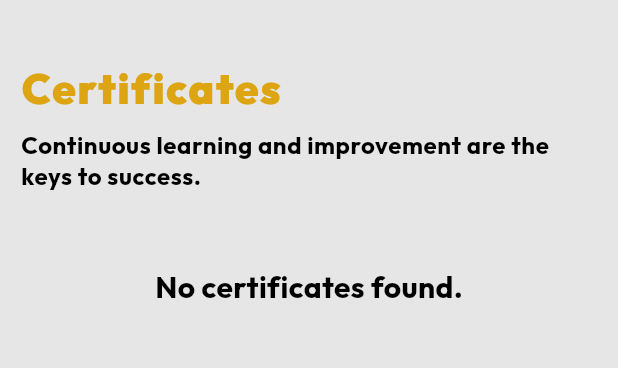
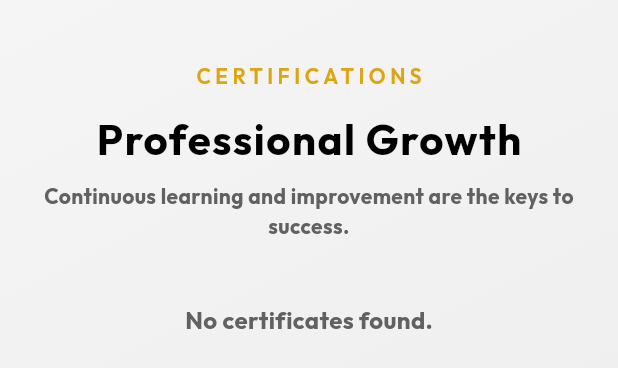
Before and after one commit to Edil-Ayehu/my_portfolio_website, a Flutter app: the CertificatesSection widget shown alone on an empty page, opened directly, on a phone screen of 412 x 824 dp. Shown: the top 368 px of the screen. Run offline on Flutter 3.47's test engine with Material 3 defaults, Android fonts, the phone set to English and light mode, and no system bars; our stand-ins replace auto_size_text, cached_network_image, carousel_slider, cloud_firestore, firebase_core, font_awesome_flutter and 3 more; missing offline and left inert: dart:html; accounts and stored records are empty; statements that could not run were skipped.

Commit message:
the UI of certificates section is modified.

```diff
--- a/lib/sections/certificates_section/certificates_section.dart
+++ b/lib/sections/certificates_section/certificates_section.dart
@@ -1,7 +1,8 @@
 import 'package:carousel_slider/carousel_slider.dart';
 import 'package:flutter/material.dart';
-import 'package:flutter_portfolio_website/widgets/section_title.dart';
+import 'package:flutter_portfolio_website/widgets/project_shimmer.dart';
 import 'package:cloud_firestore/cloud_firestore.dart';
+import 'package:shimmer/shimmer.dart';
 
 class CertificatesSection extends StatelessWidget {
   final bool isMobile;
@@ -14,74 +15,120 @@ class CertificatesSection extends StatelessWidget {
   @override
   Widget build(BuildContext context) {
     final size = MediaQuery.of(context).size;
+    bool isDarkMode = Theme.of(context).brightness == Brightness.dark;
 
     return Container(
       width: double.infinity,
-      padding: EdgeInsets.only(top: 26),
+      padding: EdgeInsets.symmetric(vertical: size.height * 0.05),
+      decoration: BoxDecoration(
+        gradient: LinearGradient(
+          begin: Alignment.topLeft,
+          end: Alignment.bottomRight,
+          colors: isDarkMode
+              ? [Color(0xFF1A1A1A), Color(0xFF262626)]
+              : [Color(0xFFF5F5F5), Color(0xFFE8E8E8)],
+        ),
+      ),
       child: Column(
-        crossAxisAlignment: CrossAxisAlignment.start,
         children: [
-          SizedBox(height: size.width * 0.03),
-          SectionTitle(title: 'Certificates', isMobile: isMobile),
-          SizedBox(height: 5),
+          Text(
+            'CERTIFICATIONS',
+            style: TextStyle(
+              fontSize: isMobile ? 14 : 16,
+              fontWeight: FontWeight.w600,
+              letterSpacing: 3,
+              color: Color(0xFFDDA512),
+            ),
+          ),
+          SizedBox(height: 12),
+          Text(
+            'Professional Growth',
+            style: TextStyle(
+              fontSize: isMobile ? 28 : 36,
+              fontWeight: FontWeight.bold,
+              letterSpacing: 1,
+            ),
+          ),
+          SizedBox(height: 8),
           Padding(
-            padding: EdgeInsets.symmetric(horizontal: isMobile ? 14 : 36.0),
+            padding: EdgeInsets.symmetric(horizontal: isMobile ? 20 : 40),
             child: Text(
               'Continuous learning and improvement are the keys to success.',
-              style: Theme.of(context).textTheme.bodySmall,
+              textAlign: TextAlign.center,
+              style: TextStyle(
+                fontSize: isMobile ? 14 : 16,
+                color: isDarkMode ? Colors.grey[300] : Colors.grey[700],
+              ),
             ),
           ),
-          SizedBox(
-              height:
-                  size.height > 1100 ? size.height * 0.04 : size.height * 0.06),
-
-          // StreamBuilder to fetch images from Firestore
+          SizedBox(height: size.height * 0.05),
           StreamBuilder<QuerySnapshot>(
             stream: FirebaseFirestore.instance
                 .collection('certificates')
                 .snapshots(),
             builder: (context, snapshot) {
               if (!snapshot.hasData) {
-                return const Center(child: CircularProgressIndicator());
+                return const ProjectShimmer();
               }
 
-              // Extract image URLs from the snapshot
               List<String> imageList = snapshot.data!.docs
                   .map((doc) => doc['image_url'] as String)
                   .toList();
 
               if (imageList.isEmpty) {
-                return const Center(child: Text('No certificates found.'));
+                return Center(
+                  child: Text(
+                    'No certificates found.',
+                    style: TextStyle(
+                      fontSize: 16,
+                      color: isDarkMode ? Colors.grey[300] : Colors.grey[700],
+                    ),
+                  ),
+                );
               }
 
               return CarouselSlider(
                 options: CarouselOptions(
-                  height: isMobile
-                      ? size.height * 0.3
-                      : (size.height > 1100
-                          ? size.height * 0.35
-                          : size.height * 0.6), // Height of the carousel
-                  autoPlay: true, // Enables auto-scrolling
-                  autoPlayInterval:
-                      Duration(seconds: 3), // Time interval between slides
-                  enlargeCenterPage: true, // Enlarges the center image
-                  viewportFraction: isMobile
-                      ? 0.8
-                      : 0.6, // Controls the fraction of the screen each image takes
-                  aspectRatio:
-                      isMobile ? 9 / 9 : 12 / 9, // Aspect ratio of the carousel
-                  enableInfiniteScroll: true, // Scroll infinitely in a loop
+                  height: isMobile ? size.height * 0.3 : size.height * 0.5,
+                  autoPlay: true,
+                  autoPlayInterval: Duration(seconds: 3),
+                  enlargeCenterPage: true,
+                  viewportFraction: isMobile ? 0.8 : 0.6,
+                  enlargeFactor: 0.3,
+                  enlargeStrategy: CenterPageEnlargeStrategy.zoom,
                 ),
                 items: imageList.map((imagePath) {
                   return Builder(
                     builder: (BuildContext context) {
                       return Container(
-                        width: MediaQuery.of(context).size.width,
-                        margin: EdgeInsets.symmetric(horizontal: 5.0),
-                        child: Image.network(
-                          imagePath,
-                          fit: BoxFit
-                              .contain, // Ensure the image covers the container
+                        margin:
+                            EdgeInsets.symmetric(horizontal: 10, vertical: 20),
+                        decoration: BoxDecoration(
+                          borderRadius: BorderRadius.circular(20),
+                          boxShadow: [
+                            BoxShadow(
+                              color: Color(0xFFDDA512).withOpacity(0.2),
+                              blurRadius: 20,
+                              offset: Offset(0, 10),
+                            ),
+                          ],
+                        ),
+                        child: ClipRRect(
+                          borderRadius: BorderRadius.circular(20),
+                          child: Image.network(
+                            imagePath,
+                            fit: BoxFit.cover,
+                            loadingBuilder: (context, child, loadingProgress) {
+                              if (loadingProgress == null) return child;
+                              return Shimmer.fromColors(
+                                baseColor: Colors.grey[300]!,
+                                highlightColor: Colors.grey[100]!,
+                                child: Container(
+                                  color: Colors.white,
+                                ),
+                              );
+                            },
+                          ),
                         ),
                       );
                     },
@@ -90,7 +137,7 @@ class CertificatesSection extends StatelessWidget {
               );
             },
           ),
-          SizedBox(height: size.width * 0.07),
+          SizedBox(height: size.height * 0.05),
         ],
       ),
     );
```
Also changed, not shown: lib/sections/about section/about_section.dart (+9 -0 lines), lib/sections/portfolio section/portfolio_section.dart (+9 -9 lines).
